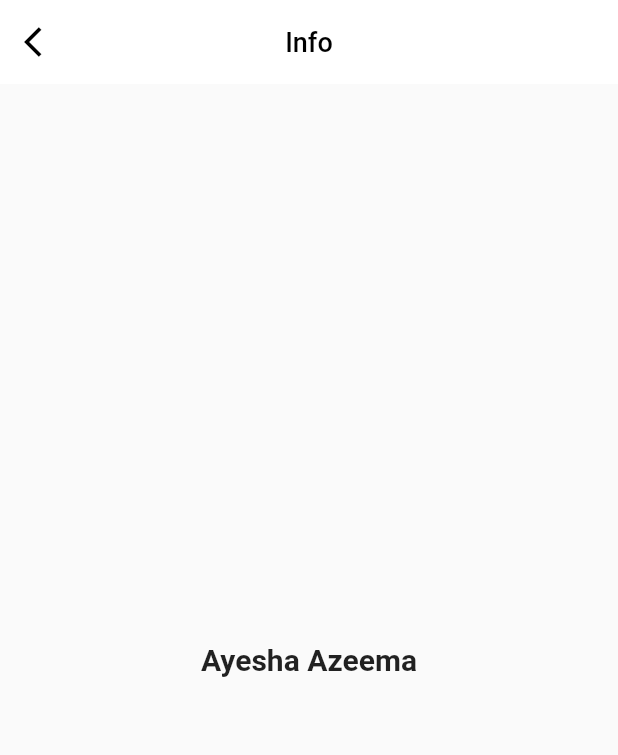
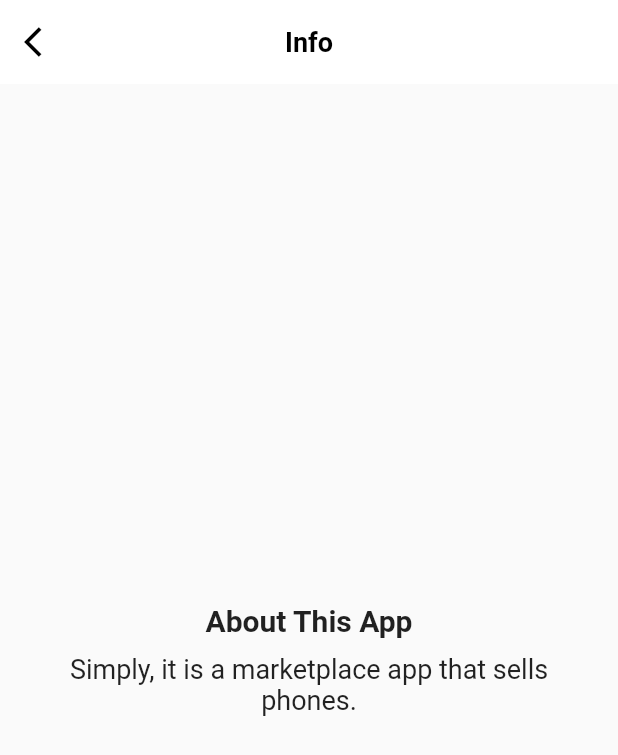
Before and after one commit to ayeshaazeema/PhoneCell, a Flutter app: the InfoScreen screen opened directly, on a phone screen of 412 x 824 dp. Shown: the top 755 px of the screen. Run offline on Flutter 3.47's test engine with Material 2 defaults, Android fonts, the phone set to English and light mode, and no system bars; network calls fail.

Commit message:
Third commit

```diff
--- a/lib/screen/info_screen.dart
+++ b/lib/screen/info_screen.dart
@@ -22,22 +22,32 @@ class InfoScreen extends StatelessWidget {
         title: Text(
           'Info',
           textAlign: TextAlign.center,
-          style: TextStyle(fontSize: 18, color: Colors.black),
+          style: TextStyle(fontSize: 18, color: Colors.black, fontWeight: FontWeight.bold),
         ),
       ),
       body: Row(
         crossAxisAlignment: CrossAxisAlignment.center,
         children: [
           Expanded(
+            child: Container(
+              margin: EdgeInsets.only(left: 30, right: 30),
               child: Column(
                 mainAxisAlignment: MainAxisAlignment.center,
                 crossAxisAlignment: CrossAxisAlignment.center,
                 children: [
                   Text(
-                  'Ayesha Azeema',
+                    'About This App',
                     style: TextStyle(fontSize: 20, fontWeight: FontWeight.bold),
+                  ),
+                  SizedBox(
+                    height: 10,
+                  ),
+                  Text(
+                    'Simply, it is a marketplace app that sells phones.',
+                    style: TextStyle(fontSize: 18), textAlign: TextAlign.center,
                   )
                 ],
+              ),
             ),
           ),
         ],
```
Also changed, not shown: lib/model/phone.dart (+11 -23 lines), lib/screen/cart_screen.dart (+9 -9 lines), lib/screen/checkout_screen.dart (+17 -0 lines), lib/screen/detail_screen.dart (+5 -5 lines). Lines whose indentation alone changed are shown as unchanged.
